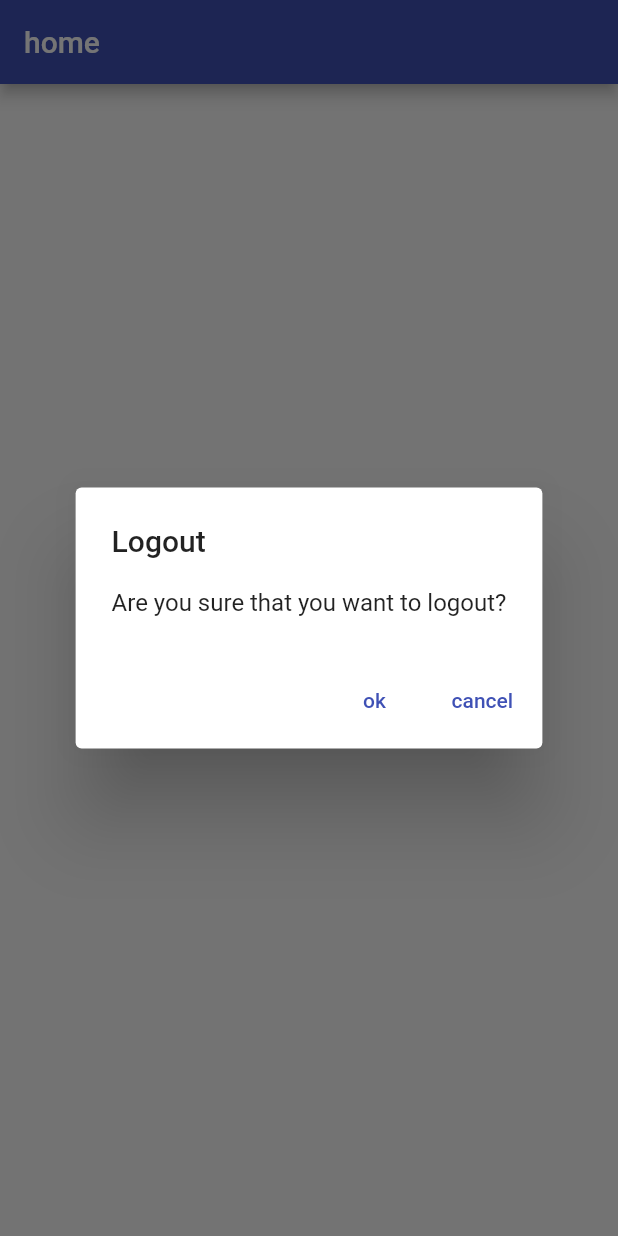
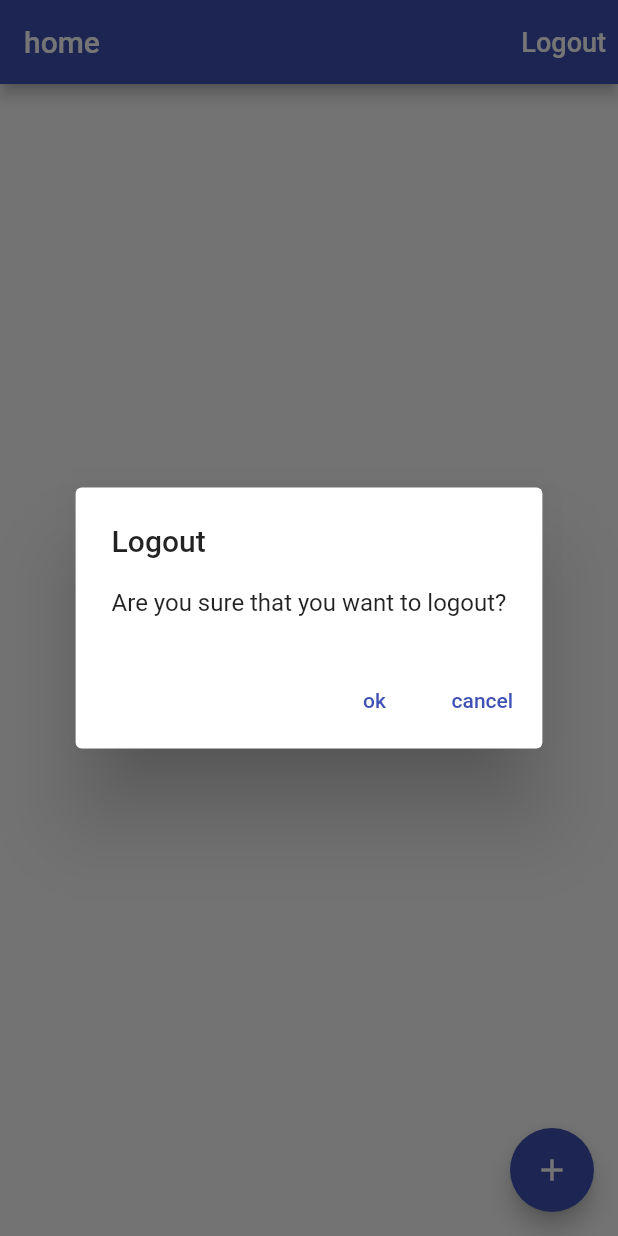
Before and after one commit to mohamadElEaswy/timetracker, a Flutter app: the screen it shows once a user with an empty profile is signed in, after a tap on "Logout", on a phone screen of 412 x 824 dp. Run offline on Flutter 3.47's test engine with Material 2 defaults, Android fonts, the phone set to English and light mode, and no system bars; our stand-ins replace cloud_firestore, firebase_auth, firebase_core, google_sign_in; accounts and stored records are empty; network calls fail.

Commit message:
3-12-2021

```diff
--- /dev/null
+++ b/lib/models/job_model.dart
@@ -0,0 +1,8 @@
+class Job{
+  const Job({required this.name,required this.ratePerHour});
+  final String name;
+  final int ratePerHour;
+ Map<String, dynamic> toMap(){
+   return { 'name' : name, 'ratePerHour' : ratePerHour};
+ }
+}
--- /dev/null
+++ b/lib/services/api_path.dart
@@ -0,0 +1,3 @@
+class ApiPath{
+  static String job(String uid, String jobID) => '/users/$uid/jobs/$jobID';
+}
--- /dev/null
+++ b/lib/services/database.dart
@@ -0,0 +1,26 @@
+import 'package:cloud_firestore/cloud_firestore.dart';
+import 'package:timetracker/models/job_model.dart';
+import 'package:timetracker/services/api_path.dart';
+
+abstract class Database {
+  Future<void> createJob(Job job);
+}
+
+class FirestoreDatabase implements Database {
+  FirestoreDatabase({required this.uid});
+  final String uid;
+
+  @override
+  Future<void> createJob(Job job) async =>
+      _setData(path: ApiPath.job(uid, 'jobID'), data: job.toMap());
+  //   final String path = ApiPath.job(uid, 'jobID');
+  //   final documentReference = FirebaseFirestore.instance.doc(path);
+  //   await documentReference.set(job.toMap());
+
+  Future<void> _setData(
+      {required String path, required Map<String, dynamic> data}) async {
+    final reference = FirebaseFirestore.instance.doc(path);
+    print('$path : $data');
+    await reference.set(data);
+  }
+}
--- /dev/null
+++ b/lib/ui/home/home_screen.dart
@@ -0,0 +1,72 @@
+import 'package:flutter/material.dart';
+import 'package:provider/provider.dart';
+import 'package:timetracker/models/job_model.dart';
+import 'package:timetracker/services/auth.dart';
+import 'package:timetracker/services/database.dart';
+import 'package:timetracker/ui/widgets/show_alert.dart';
+
+class HomeScreen extends StatelessWidget {
+  const HomeScreen({Key? key}) : super(key: key);
+  Future<void> _signOut(BuildContext context) async {
+    try {
+      final auth = Provider.of<AuthBase>(context, listen: false);
+      await auth.signOut();
+    } catch (e) {
+      print(e.toString());
+    }
+  }
+
+  Future<void> _confirmSignOut({required BuildContext context}) async {
+    final didRequestSignOut = await showAlertDialog(context,
+        title: 'Logout',
+        content: 'Are you sure that you want to logout?',
+        defaultActionString: 'ok',
+        cancelActionText: 'cancel');
+    if (didRequestSignOut == true) {
+      _signOut(context);
+      print('ok');
+    } else {
+      print('cancel');
+    }
+  }
+
+  Future<void> _createJob(BuildContext context,
+      {required String name, required int ratePerHour}) async {
+    final database = Provider.of<Database>(context, listen: false);
+    await database.createJob(
+      Job(
+        name: name,
+        ratePerHour: ratePerHour,
+      ),
+    );
+  }
+
+  @override
+  Widget build(BuildContext context) {
+    return Scaffold(
+      appBar: AppBar(
+        title: const Text('home'),
+        actions: [
+          TextButton(
+              onPressed: () => _confirmSignOut(context: context),
+              child: const Text(
+                'Logout',
+                style: TextStyle(
+                  color: Colors.white,
+                  fontSize: 18.0,
+                ),
+              )),
+        ],
+      ),
+      body: const Center(child: Text('data')),
+      floatingActionButton: FloatingActionButton(
+        onPressed: () => _createJob(
+          context,
+          name: 'name',
+          ratePerHour: 11,
+        ),
+        child: const Icon(Icons.add),
+      ),
+    );
+  }
+}
--- a/lib/ui/home_screen/home_screen.dart
+++ /dev/null
@@ -1,47 +0,0 @@
-import 'package:flutter/material.dart';
-import 'package:provider/provider.dart';
-import 'package:timetracker/services/auth.dart';
-import 'package:timetracker/ui/widgets/show_alert.dart';
-
-class HomeScreen extends StatelessWidget {
-  const HomeScreen({Key? key}) : super(key: key);
-  Future<void> _signOut(BuildContext context) async {
-    try {
-      final auth = Provider.of<AuthBase>(context, listen: false);
-      await auth.signOut();
-    } catch (e) {
-      print(e.toString());
-    }
-  }
-
-  Future<void> _confirmSignOut({required BuildContext context}) async {
-    final didRequestSignOut = await showAlertDialog(context,
-        title: 'Logout',
-        content: 'Are you sure that you want to logout?',
-        defaultActionString: 'ok',
-        cancelActionText: 'cancel');
-    if (didRequestSignOut == true) {
-      _signOut(context);print('ok');
-    }else{print('cancel');}
-  }
-
-  @override
-  Widget build(BuildContext context) {
-    return Scaffold(
-      appBar: AppBar(
-        title: const Text('home'),
-      ),
-      body: Center(
-        child: TextButton(
-            onPressed: () => _confirmSignOut(context: context),
-            child: const Text(
-              'Logout',
-              style: TextStyle(
-                // color: Colors.white,
-                fontSize: 18.0,
-              ),
-            )),
-      ),
-    );
-  }
-}
--- a/lib/ui/landing_page.dart
+++ b/lib/ui/landing_page.dart
@@ -2,14 +2,13 @@ import 'package:firebase_auth/firebase_auth.dart';
 import 'package:flutter/material.dart';
 import 'package:provider/provider.dart';
 import 'package:timetracker/services/auth.dart';
+import 'package:timetracker/services/database.dart';
 // import 'package:timetracker/services/auth_provider.dart';
-import 'package:timetracker/ui/home_screen/home_screen.dart';
+import 'package:timetracker/ui/home/home_screen.dart';
 import 'package:timetracker/ui/sign_in/sign_in_screen.dart';
 
 class LandingPage extends StatelessWidget {
   const LandingPage({Key? key}) : super(key: key);
-
-  @override
 
   @override
   Widget build(BuildContext context) {
@@ -22,11 +21,15 @@ class LandingPage extends StatelessWidget {
           if (user == null) {
             return SignInScreen.create(context);
           } else {
-            return const HomeScreen();
+            return Provider<Database>(
+              create: (_) => FirestoreDatabase(uid: user.uid),
+              child: const HomeScreen(),
+            );
           }
         } else {
           return const Scaffold(
-              body: Center(child: CircularProgressIndicator()));
+            body: Center(child: CircularProgressIndicator()),
+          );
         }
       },
     );
--- a/pubspec.yaml
+++ b/pubspec.yaml
@@ -38,6 +38,7 @@ dependencies:
   firebase_auth: ^3.2.0
   google_sign_in: ^5.2.1
   provider: ^6.0.1
+  cloud_firestore: ^3.1.1
 
 dev_dependencies:
   flutter_test:
```
Also changed, not shown: pubspec.lock.
